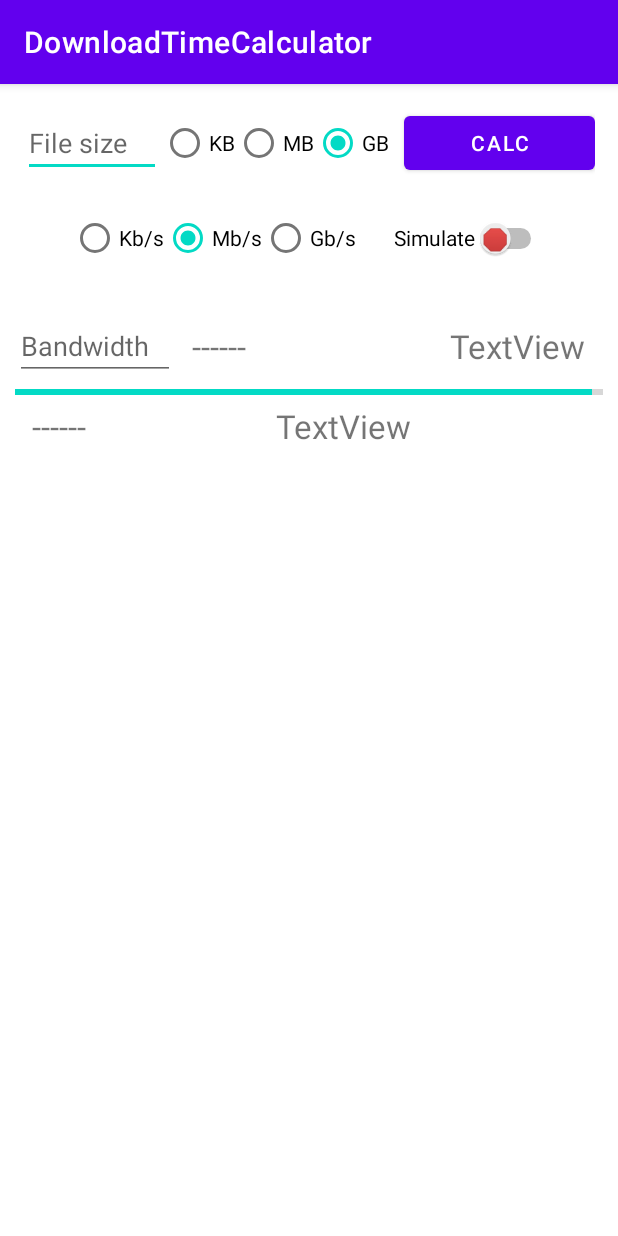
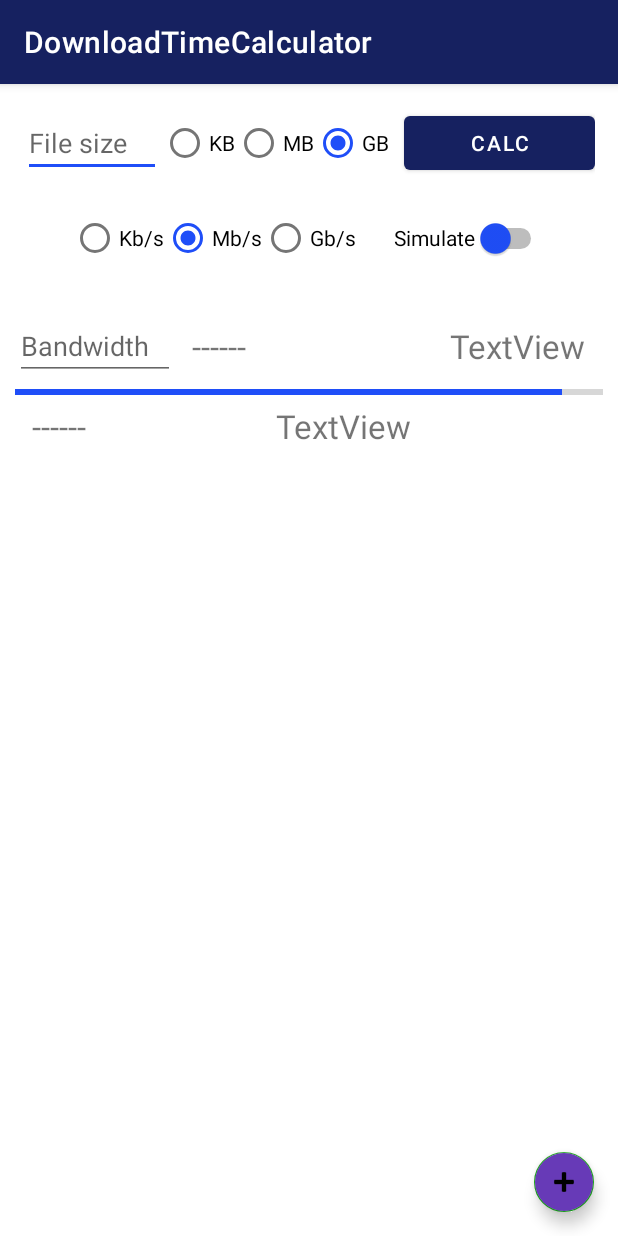
Before and after one commit to Rizzo1812/DownloadTimeCalculatorAndroid, an Android app: the screen it shows after launch (MainActivity), on a phone screen of 412 x 824 dp. Run offline under Robolectric (Android 15) with nearby library versions, the phone set to English and light mode, and no system bars.

Commit message:
added floating add button and started coding app logic

```diff
--- a/app/src/main/java/com/example/downloadtimecalculator/MainActivity.java
+++ b/app/src/main/java/com/example/downloadtimecalculator/MainActivity.java
@@ -2,38 +2,51 @@ package com.example.downloadtimecalculator;
 
 import androidx.appcompat.app.AppCompatActivity;
 
-import android.animation.Animator;
-import android.animation.AnimatorListenerAdapter;
-import android.animation.ValueAnimator;
 import android.os.Bundle;
+import android.os.CountDownTimer;
 import android.view.View;
+import android.widget.LinearLayout;
 import android.widget.ProgressBar;
 
 public class MainActivity extends AppCompatActivity {
+
+    LinearLayout layout;
 
     @Override
     protected void onCreate(Bundle savedInstanceState) {
         super.onCreate(savedInstanceState);
         setContentView(R.layout.activity_main);
 
-        ProgressBar progressBar1 = findViewById(R.id.progressBar1);
 
-        ValueAnimator animator = ValueAnimator.ofInt(0, progressBar1.getMax());
-        animator.setDuration(10000);
-        animator.addUpdateListener(new ValueAnimator.AnimatorUpdateListener() {
-            @Override
-            public void onAnimationUpdate(ValueAnimator animation){
-                progressBar1.setProgress((Integer)animation.getAnimatedValue());
+        layout =  findViewById(R.id.main_activity_layout);
+
+        ProgressBar progressBar = (ProgressBar) findViewById(R.id.progressBar1);
+
+        final int timeNeeded = 10000;
+
+        new CountDownTimer(timeNeeded, 50) {
+            public void onTick(long millisUntilFinished) {
+
+                long finishedSeconds = timeNeeded - millisUntilFinished;
+                int total = (int) (((float)finishedSeconds / (float)timeNeeded) * 100.0);
+                progressBar.setProgress(total);
+
             }
-        });
-        animator.addListener(new AnimatorListenerAdapter() {
-            @Override
-            public void onAnimationEnd(Animator animation) {
-                super.onAnimationEnd(animation);
-                // start your activity here
+
+            public void onFinish() {
+                progressBar.setProgress(100);
             }
-        });
-        animator.start();
+        }.start();
     }
 
+
+
+    public void addNewDownloader(){
+        View view = getLayoutInflater().inflate(R.layout.download_simulator, null);
+        layout.addView(view);
+    }
+
+    public void onBtnAddClick(View view) {
+        addNewDownloader();
+    }
 }
--- a/app/src/main/res/layout/activity_main.xml
+++ b/app/src/main/res/layout/activity_main.xml
@@ -1,7 +1,17 @@
-<LinearLayout xmlns:android="http://schemas.android.com/apk/res/android"
+<androidx.coordinatorlayout.widget.CoordinatorLayout xmlns:android="http://schemas.android.com/apk/res/android"
     xmlns:tools="http://schemas.android.com/tools"
     android:layout_width="match_parent"
     android:layout_height="match_parent"
+    xmlns:app="http://schemas.android.com/apk/res-auto"
+    android:fitsSystemWindows="true">
+
+<LinearLayout xmlns:android="http://schemas.android.com/apk/res/android"
+    xmlns:app="http://schemas.android.com/apk/res-auto"
+    xmlns:tools="http://schemas.android.com/tools"
+    android:layout_width="fill_parent"
+    android:layout_height="fill_parent"
+    android:fitsSystemWindows="true"
+    android:id="@+id/main_activity_layout"
     android:orientation="vertical">
 
     <LinearLayout
@@ -107,9 +117,7 @@
             android:layout_marginLeft="15dp"
             android:layout_weight="1"
             android:text="Simulate"
-            android:textOn="⚙"
-            android:textOff="🛑"
-            android:showText="true"
+            android:thumbTint="@color/teal_200"
             tools:checked="false" />
 
     </LinearLayout>
@@ -179,7 +187,7 @@
 
 
         <TextView
-            android:id="@+id/txtDownloaded"
+            android:id="@+id/textDownloaded1"
             android:layout_width="wrap_content"
             android:layout_height="wrap_content"
             android:layout_marginLeft="5pt"
@@ -192,7 +200,7 @@
             android:layout_weight="1"/>
 
         <TextView
-            android:id="@+id/textPercentage"
+            android:id="@+id/textPercentage1"
             android:layout_width="wrap_content"
             android:layout_height="wrap_content" android:textSize="10pt"
             android:text="TextView" />
@@ -204,10 +212,17 @@
 
     </LinearLayout>
 
+</LinearLayout>
 
-    <Space
-        android:layout_width="0dp"
-        android:layout_height="1dp"
-        android:layout_weight="1"/>
-
-</LinearLayout>
+    <com.google.android.material.floatingactionbutton.FloatingActionButton
+        android:id="@+id/fab"
+        android:layout_width="wrap_content"
+        android:layout_height="wrap_content"
+        android:layout_gravity="end|bottom"
+        android:layout_margin="16dp"
+        android:backgroundTint="#673AB7"
+        android:onClick="onBtnAddClick"
+        android:src="@android:drawable/ic_input_add"
+        app:backgroundTint="#1BA11B"
+        app:fabSize="mini" />
+</androidx.coordinatorlayout.widget.CoordinatorLayout>
--- a/app/src/main/res/values/colors.xml
+++ b/app/src/main/res/values/colors.xml
@@ -1,10 +1,10 @@
 <?xml version="1.0" encoding="utf-8"?>
 <resources>
     <color name="purple_200">#FFBB86FC</color>
-    <color name="purple_500">#FF6200EE</color>
-    <color name="purple_700">#FF3700B3</color>
-    <color name="teal_200">#FF03DAC5</color>
-    <color name="teal_700">#FF018786</color>
+    <color name="purple_500">#162160</color>
+    <color name="purple_700">#0065B3</color>
+    <color name="teal_200">#1F4EF8</color>
+    <color name="teal_700">#08176B</color>
     <color name="black">#FF000000</color>
     <color name="white">#FFFFFFFF</color>
 </resources>
```
Also changed, not shown: app/src/main/java/com/example/downloadtimecalculator/DownloadSimulator.java (added, +18 -0 lines), app/src/main/res/layout/download_simulator.xml (added, +90 -0 lines).
